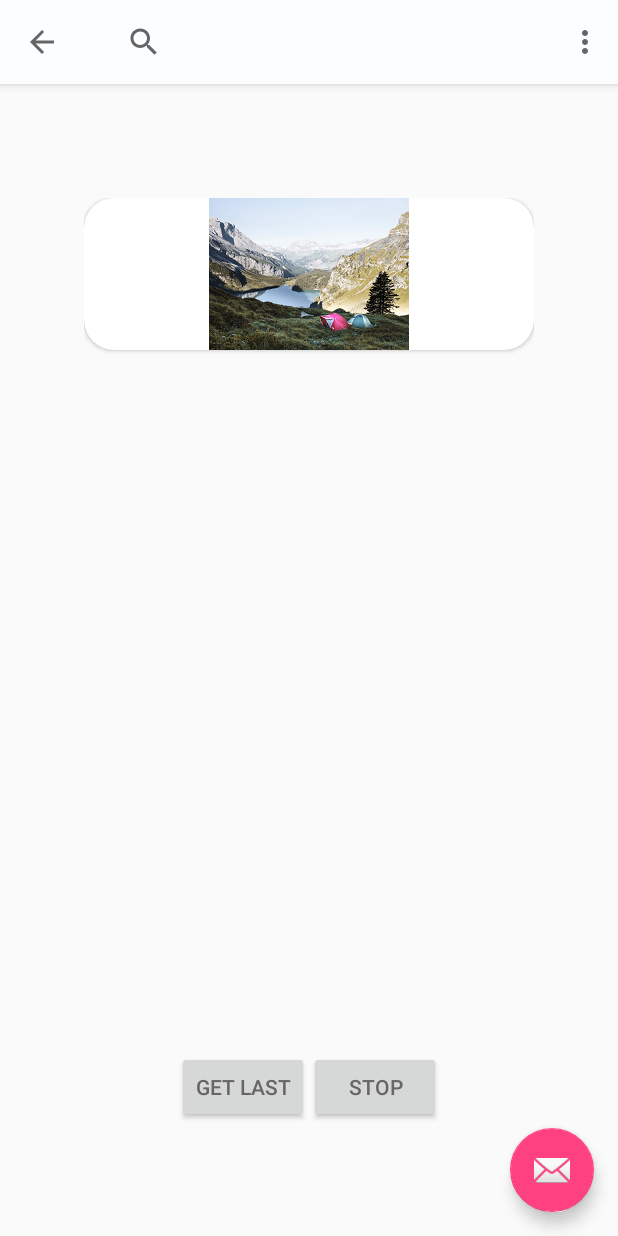
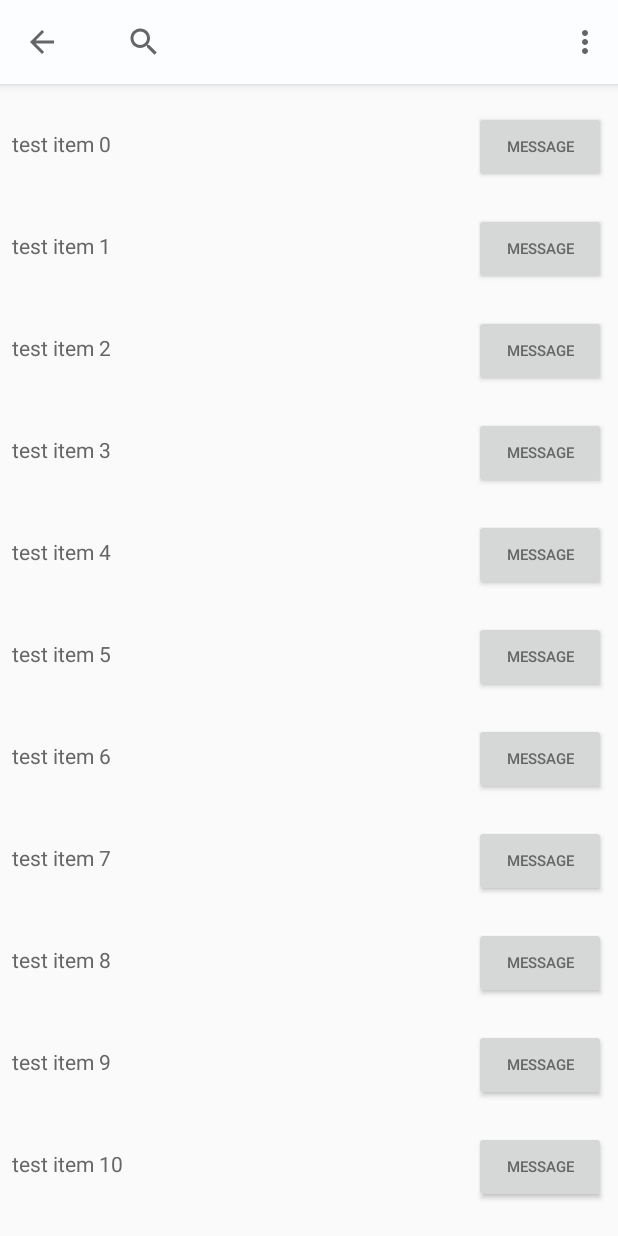
Before and after one commit to kskim-curonsys/android_java, an Android app: the screen it shows after launch once a user with an empty profile is signed in (ChooseActivity), after a tap on "Find Places", on a phone screen of 412 x 824 dp. Run offline under Robolectric (Android 15) with nearby library versions, the phone set to English and light mode, and no system bars; our stand-ins replace Firebase (no records; nobody signed in at launch, a user with empty details on screens opened directly); libraries missing offline, so code that uses them is left out: com.afollestad.materialdialogs, com.loopj.android, cz.msebera.android, eu.kudan.kudan; 4 statements that could not run were skipped.

Commit message:
test recyclerview list

```diff
--- a/app/src/main/AndroidManifest.xml
+++ b/app/src/main/AndroidManifest.xml
@@ -35,9 +35,11 @@
             android:theme="@style/AppTheme.NoActionBar">
             <intent-filter>
                 <action android:name="android.intent.action.MAIN" />
-
+                <action android:name="android.intent.action.SEARCH" />
                 <category android:name="android.intent.category.LAUNCHER" />
             </intent-filter>
+            <meta-data android:name="android.app.searchable"
+                android:resource="@xml/searchable" />
         </activity>
         <activity
             android:name=".activity.LoginActivity"
--- a/app/src/main/java/com/curonsys/android_java/ChooseActivity.java
+++ b/app/src/main/java/com/curonsys/android_java/ChooseActivity.java
@@ -2,12 +2,14 @@ package com.curonsys.android_java;
 
 import android.app.Activity;
 import android.app.PendingIntent;
+import android.app.SearchManager;
 import android.content.Context;
 import android.content.Intent;
 import android.content.res.AssetManager;
 import android.database.Cursor;
 import android.graphics.Bitmap;
 import android.graphics.BitmapFactory;
+import android.graphics.Rect;
 import android.graphics.drawable.BitmapDrawable;
 import android.location.Geocoder;
 import android.location.Location;
@@ -23,8 +25,14 @@ import android.support.annotation.NonNull;
 import android.support.design.widget.BottomNavigationView;
 import android.support.design.widget.FloatingActionButton;
 import android.support.design.widget.Snackbar;
+import android.support.v4.view.MenuItemCompat;
+import android.support.v7.widget.DividerItemDecoration;
+import android.support.v7.widget.LinearLayoutManager;
+import android.support.v7.widget.RecyclerView;
+import android.support.v7.widget.SearchView;
 import android.text.method.ScrollingMovementMethod;
 import android.util.Log;
+import android.view.MenuInflater;
 import android.view.View;
 import android.support.design.widget.NavigationView;
 import android.support.v4.view.GravityCompat;
@@ -42,6 +50,7 @@ import android.widget.TextView;
 import android.widget.Toast;
 
 import com.afollestad.materialdialogs.MaterialDialog;
+import com.curonsys.android_java.adapter.MyAdapter;
 import com.curonsys.android_java.http.RequestManager;
 import com.curonsys.android_java.model.ContentModel;
 import com.curonsys.android_java.model.ContentsListModel;
@@ -146,18 +155,51 @@ public class ChooseActivity extends AppCompatActivity
     private MaterialDialog mMaterialProgress = null;
     private MaterialDialog.Builder mMaterialProgressBuilder = null;
 
-    private ImageView mTestImage;
     private ImageView mProfileImage;
     private TextView mProfileName;
     private TextView mProfileEmail;
+
+    private Button mSearchBtn;
+    private Button mSettingsBtn;
+
+    private RecyclerView mRecyclerView;
+    private RecyclerView.Adapter mAdapter;
+    private RecyclerView.LayoutManager mLayoutManager;
+
+    private ArrayList<String> myDataset;
+
+    /*
+    private ImageView mTestImage;
     private TextView mTestResult;
     private TextView mAddressResult;
     private Button mTestLocation;
     private Button mStopLocation;
+    */
 
     protected Location mLastLocation = null;
     private AddressResultReceiver mResultReceiver = new AddressResultReceiver(new Handler());
     private MarkerAddressReceiver mAddressReceiver = new MarkerAddressReceiver(new Handler());
+
+    public class ItemOffsetDecoration extends RecyclerView.ItemDecoration {
+        private int offset;
+
+        public ItemOffsetDecoration(int offset) {
+            this.offset = offset;
+        }
+
+        @Override
+        public void getItemOffsets(Rect outRect, View view,
+                                   RecyclerView parent, RecyclerView.State state) {
+
+            // Add padding only to the zeroth item
+            if (parent.getChildAdapterPosition(view) == 0) {
+                outRect.right = offset;
+                outRect.left = offset;
+                outRect.top = offset;
+                outRect.bottom = offset;
+            }
+        }
+    }
 
     class AddressResultReceiver extends ResultReceiver {
         public AddressResultReceiver(Handler handler) {
@@ -229,6 +271,7 @@ public class ChooseActivity extends AppCompatActivity
         Toolbar toolbar = (Toolbar) findViewById(R.id.toolbar);
         setSupportActionBar(toolbar);
 
+        /*
         FloatingActionButton fab = (FloatingActionButton) findViewById(R.id.fab);
         fab.setOnClickListener(new View.OnClickListener() {
             @Override
@@ -237,6 +280,7 @@ public class ChooseActivity extends AppCompatActivity
                         .setAction("Action", null).show();
             }
         });
+        */
 
         mAuth = FirebaseAuth.getInstance();
         mStorage = FirebaseStorage.getInstance(STORAGE_BASE_URL);
@@ -284,11 +328,29 @@ public class ChooseActivity extends AppCompatActivity
         mProfileName = (TextView) header.findViewById(R.id.profile_name);
         mProfileEmail = (TextView) header.findViewById(R.id.profile_email);
 
+        myDataset = new ArrayList<String>();
+        for (int i = 0; i < 20; i++) {
+            String str = "test item " + i;
+            myDataset.add(str);
+        }
+
+        mRecyclerView = (RecyclerView) findViewById(R.id.my_main_recycler_view);
+        //mRecyclerView.addItemDecoration(new ItemOffsetDecoration(20));
+        //mRecyclerView.addItemDecoration(new DividerItemDecoration(mRecyclerView.getContext(), DividerItemDecoration.VERTICAL));
+
+        mRecyclerView.setHasFixedSize(false);
+
+        mLayoutManager = new LinearLayoutManager(this);
+        mRecyclerView.setLayoutManager(mLayoutManager);
+
+        mAdapter = new MyAdapter(myDataset);
+        mRecyclerView.setAdapter(mAdapter);
+
+        /*
         mTestImage = (ImageView) findViewById(R.id.test_imageview);
         mTestResult = (TextView) findViewById(R.id.test_textview);
         mTestResult.setMovementMethod(new ScrollingMovementMethod());
         mAddressResult = (TextView) findViewById(R.id.address_textview);
-
         mTestLocation = (Button) findViewById(R.id.choose_location_btn);
         mTestLocation.setOnClickListener(new View.OnClickListener() {
             @Override
@@ -319,6 +381,7 @@ public class ChooseActivity extends AppCompatActivity
                 stopMonitorGeofences();
             }
         });
+        */
 
         mLocationUpdateState = true;    // temp: default set
         getLastLocation();
@@ -448,7 +511,7 @@ public class ChooseActivity extends AppCompatActivity
                 String info = "Find Place: " + "\n" + place.getName() + "\n" + place.getAddress() +
                         "\n" + place.getLatLng() + "\n" + place.getViewport();
                 mOutput += info + "\n\n";
-                mTestResult.setText(mOutput);
+                //mTestResult.setText(mOutput);
                 Log.i(TAG, info);
 
             } else if (resultCode == PlaceAutocomplete.RESULT_ERROR) {
@@ -471,7 +534,7 @@ public class ChooseActivity extends AppCompatActivity
                 String info = "Find Place: " + "\n" + place.getName() + "\n" + place.getAddress() +
                         "\n" + place.getLatLng() + "\n" + place.getViewport();
                 mOutput += info + "\n\n";
-                mTestResult.setText(mOutput);
+                //mTestResult.setText(mOutput);
                 Log.i(TAG, info);
 
             }
@@ -492,7 +555,9 @@ public class ChooseActivity extends AppCompatActivity
 
     @Override
     public boolean onCreateOptionsMenu(Menu menu) {
-        getMenuInflater().inflate(R.menu.choose, menu);
+        MenuInflater inflater = getMenuInflater();
+        inflater.inflate(R.menu.choose, menu);
+
         return true;
     }
 
@@ -500,7 +565,13 @@ public class ChooseActivity extends AppCompatActivity
     public boolean onOptionsItemSelected(MenuItem item) {
         int id = item.getItemId();
 
-        if (id == R.id.action_settings) {
+        if (id == R.id.search) {
+            Log.d(TAG, "Do Find: ");
+
+            return true;
+        } else if (id == R.id.action_settings) {
+            Log.d(TAG, "Do Settings: ");
+
             return true;
         }
 
@@ -570,7 +641,7 @@ public class ChooseActivity extends AppCompatActivity
             double difflon = longitudeInDifference(latitude, 500);
 
             mOutput += "lat : " + latitude + "\n" + "lon : " + longitude + "\n" + "speed : " + speed + "\n\n";
-            mTestResult.setText(mOutput);
+            //mTestResult.setText(mOutput);
 
             Log.d(TAG, "Lat: " + latitude);
             Log.d(TAG, "Lon: " + longitude);
@@ -643,7 +714,7 @@ public class ChooseActivity extends AppCompatActivity
                                 float speed = location.getSpeed();
 
                                 mOutput += "last lat : " + latitude + "\n" + "last lon : " + longitude + "\n" + "speed : " + speed + "m/s" + "\n\n";
-                                mTestResult.setText(mOutput);
+                                //mTestResult.setText(mOutput);
                             }
                         }
                     });
@@ -739,7 +810,7 @@ public class ChooseActivity extends AppCompatActivity
                 is = am.open("lake.png");
                 if (is != null) {
                     Bitmap bm = BitmapFactory.decodeStream(is);
-                    mTestImage.setImageBitmap(bm);
+                    //mTestImage.setImageBitmap(bm);
                     mProfileImage.setImageBitmap(bm);
                     is.close();
 
@@ -764,14 +835,14 @@ public class ChooseActivity extends AppCompatActivity
             }
 
         } else {
-            mTestImage.setImageResource(R.mipmap.ic_launcher_round);
+            //mTestImage.setImageResource(R.mipmap.ic_launcher_round);
             mProfileImage.setImageResource(R.mipmap.ic_launcher_round);
             mProfileName.setText("Android Studio");
             mProfileEmail.setText("android.studio@android.com");
         }
 
-        mTestResult.setText(mOutput);
-        mAddressResult.setText(mAddressOutput);
+        //mTestResult.setText(mOutput);
+        //mAddressResult.setText(mAddressOutput);
     }
 
     private boolean checkLogin() {
@@ -857,6 +928,7 @@ public class ChooseActivity extends AppCompatActivity
         if (checkLogin()) {
             StorageReference storageRef = mStorage.getReference("images/lake.png");
 
+            /*
             mTestImage.setDrawingCacheEnabled(true);
             mTestImage.buildDrawingCache();
             Bitmap bitmap = ((BitmapDrawable) mTestImage.getDrawable()).getBitmap();
@@ -881,6 +953,7 @@ public class ChooseActivity extends AppCompatActivity
                     mTestResult.setText(result);
                 }
             });
+            */
 
         } else {
             Snackbar.make(mProfileImage, "Please, Log in first.", Snackbar.LENGTH_LONG).setAction("Action", null).show();
@@ -947,7 +1020,7 @@ public class ChooseActivity extends AppCompatActivity
                                             public void onResponse(TransferModel response) {
                                                 if (response.getSuffix().compareTo(".jpg") == 0 || response.getSuffix().compareTo(".png") == 0) {
                                                     Bitmap downBitmap = BitmapFactory.decodeFile(response.getPath());
-                                                    mTestImage.setImageBitmap(downBitmap);
+                                                    //mTestImage.setImageBitmap(downBitmap);
                                                 }
                                                 Log.d(TAG, "onResponse: content download complete ");
                                             }
--- a/app/src/main/java/com/curonsys/android_java/activity/ItemListActivity.java
+++ b/app/src/main/java/com/curonsys/android_java/activity/ItemListActivity.java
@@ -6,6 +6,7 @@ import android.os.Bundle;
 import android.support.annotation.NonNull;
 import android.support.v4.widget.SwipeRefreshLayout;
 import android.support.v7.app.AppCompatActivity;
+import android.support.v7.widget.DividerItemDecoration;
 import android.support.v7.widget.RecyclerView;
 import android.support.v7.widget.Toolbar;
 import android.support.design.widget.FloatingActionButton;
@@ -141,6 +142,7 @@ public class ItemListActivity extends AppCompatActivity {
                -> ContentModelDetailFragment
          */
         //recyclerView.setAdapter(new SimpleItemRecyclerViewAdapter(this, DummyContent.ITEMS, mTwoPane));
+        recyclerView.addItemDecoration(new DividerItemDecoration(recyclerView.getContext(), DividerItemDecoration.VERTICAL));
         recyclerView.setAdapter(new ContentsListRecyclerViewAdapter(this, mItems, mTwoPane));
     }
 
--- /dev/null
+++ b/app/src/main/java/com/curonsys/android_java/adapter/MyAdapter.java
@@ -0,0 +1,68 @@
+package com.curonsys.android_java.adapter;
+
+import android.content.ClipData;
+import android.content.Context;
+import android.support.v7.view.menu.MenuView;
+import android.support.v7.widget.RecyclerView;
+import android.view.LayoutInflater;
+import android.view.View;
+import android.view.ViewGroup;
+import android.widget.Button;
+import android.widget.LinearLayout;
+import android.widget.TextView;
+
+import com.curonsys.android_java.R;
+
+import org.w3c.dom.Text;
+
+import java.util.ArrayList;
+
+public class MyAdapter extends RecyclerView.Adapter<MyAdapter.ViewHolder> {
+    private static final int TYPE_HEADER = 0;
+    private static final int TYPE_ITEM = 1;
+    private static final int TYPE_FOOTER = 2;
+    private ArrayList<String> mList;
+
+    public MyAdapter(ArrayList<String> list) {
+        mList = list;
+    }
+
+    @Override
+    public MyAdapter.ViewHolder onCreateViewHolder(ViewGroup viewGroup, int viewType) {
+        Context context = viewGroup.getContext();
+        LayoutInflater inflater = LayoutInflater.from(context);
+
+        View contactView = inflater.inflate(R.layout.my_text_view, viewGroup, false);
+
+        ViewHolder viewHolder = new ViewHolder(contactView);
+        return viewHolder;
+    }
+
+    @Override
+    public void onBindViewHolder(ViewHolder viewHolder, int position) {
+        TextView textView = viewHolder.mNameTextView;
+        textView.setText(mList.get(position));
+
+        Button button = viewHolder.mMessageButton;
+        button.setText("Message");
+        button.setEnabled(true);
+    }
+
+    @Override
+    public int getItemCount() {
+        return mList.size();
+    }
+
+    public class ViewHolder extends RecyclerView.ViewHolder {
+        // each data item is just a string in this case
+        public TextView mNameTextView;
+        public Button mMessageButton;
+
+        public ViewHolder(View itemView) {
+            super(itemView);
+
+            mNameTextView = (TextView) itemView.findViewById(R.id.contact_name);
+            mMessageButton = (Button) itemView.findViewById(R.id.message_button);
+        }
+    }
+}
--- a/app/src/main/res/layout/app_bar_choose.xml
+++ b/app/src/main/res/layout/app_bar_choose.xml
@@ -21,12 +21,4 @@
 
     <include layout="@layout/content_choose" />
 
-    <android.support.design.widget.FloatingActionButton
-        android:id="@+id/fab"
-        android:layout_width="wrap_content"
-        android:layout_height="wrap_content"
-        android:layout_gravity="bottom|end"
-        android:layout_margin="@dimen/fab_margin"
-        app:srcCompat="@android:drawable/ic_dialog_email" />
-
 </android.support.design.widget.CoordinatorLayout>
--- a/app/src/main/res/layout/content_choose.xml
+++ b/app/src/main/res/layout/content_choose.xml
@@ -6,74 +6,19 @@
     android:layout_height="match_parent"
     app:layout_behavior="@string/appbar_scrolling_view_behavior"
     tools:context=".ChooseActivity"
-    tools:showIn="@layout/app_bar_choose">
+    tools:layout_editor_absoluteY="25dp">
 
-    <LinearLayout
-        android:layout_width="wrap_content"
-        android:layout_height="wrap_content"
-        android:orientation="vertical"
+    <android.support.v7.widget.RecyclerView
+        android:id="@+id/my_main_recycler_view"
+        android:layout_width="0dp"
+        android:layout_height="0dp"
+        android:layout_marginStart="8dp"
+        android:layout_marginTop="8dp"
+        android:layout_marginEnd="8dp"
+        android:layout_marginBottom="8dp"
         app:layout_constraintBottom_toBottomOf="parent"
-        app:layout_constraintLeft_toLeftOf="parent"
-        app:layout_constraintRight_toRightOf="parent"
-        app:layout_constraintTop_toTopOf="parent">
-
-        <android.support.v7.widget.CardView xmlns:card_view="http://schemas.android.com/apk/res-auto"
-            android:id="@+id/card_view"
-            android:layout_width="match_parent"
-            android:layout_height="wrap_content"
-            android:layout_centerHorizontal="true"
-            android:elevation="12dp"
-            android:innerRadius="0dp"
-            android:shape="ring"
-            android:thicknessRatio="1.9"
-            app:cardCornerRadius="20dp">
-
-            <ImageView
-                android:id="@+id/test_imageview"
-                android:layout_width="wrap_content"
-                android:layout_height="wrap_content"
-                android:layout_gravity="center"
-                android:contentDescription="@string/test_description"
-                app:srcCompat="@mipmap/ic_launcher_round"
-                tools:layout_editor_absoluteX="200dp"
-                tools:layout_editor_absoluteY="152dp" />
-
-        </android.support.v7.widget.CardView>
-
-        <TextView
-            android:id="@+id/test_textview"
-            android:layout_width="300dp"
-            android:layout_height="400dp"
-            android:scrollbars = "vertical"
-            android:layout_marginTop="16dp" />
-
-        <TextView
-            android:id="@+id/address_textview"
-            android:layout_width="wrap_content"
-            android:layout_height="wrap_content"
-            android:layout_marginTop="16dp"
-            android:layout_marginBottom="16dp"/>
-
-        <LinearLayout
-            android:layout_width="wrap_content"
-            android:layout_height="wrap_content"
-            android:layout_gravity="center"
-            android:orientation="horizontal">
-
-            <Button
-                android:id="@+id/choose_location_btn"
-                android:layout_width="wrap_content"
-                android:layout_height="wrap_content"
-                android:text="@string/choose_location_test" />
-
-            <Button
-                android:id="@+id/choose_location_stop"
-                android:layout_width="wrap_content"
-                android:layout_height="wrap_content"
-                android:text="@string/choose_location_stop" />
-
-        </LinearLayout>
-
-    </LinearLayout>
+        app:layout_constraintEnd_toEndOf="parent"
+        app:layout_constraintStart_toStartOf="parent"
+        app:layout_constraintTop_toTopOf="parent" />
 
 </android.support.constraint.ConstraintLayout>
--- /dev/null
+++ b/app/src/main/res/layout/my_text_view.xml
@@ -0,0 +1,24 @@
+<?xml version="1.0" encoding="utf-8"?>
+<LinearLayout
+    xmlns:android="http://schemas.android.com/apk/res/android"
+    android:orientation="horizontal"
+    android:layout_width="match_parent"
+    android:layout_height="wrap_content"
+    android:paddingTop="10dp"
+    android:paddingBottom="10dp" >
+
+    <TextView
+        android:id="@+id/contact_name"
+        android:layout_width="0dp"
+        android:layout_height="wrap_content"
+        android:layout_weight="1" />
+
+    <Button
+        android:id="@+id/message_button"
+        android:layout_width="wrap_content"
+        android:layout_height="wrap_content"
+        android:paddingLeft="16dp"
+        android:paddingRight="16dp"
+        android:textSize="10sp" />
+
+</LinearLayout>
--- a/app/src/main/res/values/strings.xml
+++ b/app/src/main/res/values/strings.xml
@@ -39,6 +39,11 @@
     <string name="choose_location_test">Get Last</string>
     <string name="choose_location_stop">Stop</string>
 
+    <!-- ChooseActivity -->
+    <string name="choose_contents_title1">Title 1</string>
+    <string name="choose_contents_title2">Title 2</string>
+    <string name="choose_list_item_text1">Test Item</string>
+
     <!-- Error strings -->
     <string name="geofence_not_available">Geofence service is not available now</string>
     <string name="geofence_too_many_geofences">Your app has registered too many geofences</string>
@@ -60,6 +65,7 @@
     <string name="geofence_transition_notification_text">Click notification to return to app</string>
 
     <string name="search_title">Find Places</string>
+    <string name="search_hint">Search</string>
 
     <!-- Strings related to Settings -->
 
--- /dev/null
+++ b/app/src/main/res/xml/searchable.xml
@@ -0,0 +1,4 @@
+<?xml version="1.0" encoding="utf-8"?>
+<searchable xmlns:android="http://schemas.android.com/apk/res/android"
+    android:label="@string/app_name"
+    android:hint="@string/search_hint" />
```
Also changed, not shown: app/src/main/res/drawable/ic_action_capture.xml (added, +18 -0 lines), app/src/main/res/layout/my_footer_layout.xml (added, +7 -0 lines), app/src/main/res/layout/my_header_layout.xml (added, +7 -0 lines), app/src/main/res/layout/my_item_layout.xml (added, +24 -0 lines), 2 other files.
